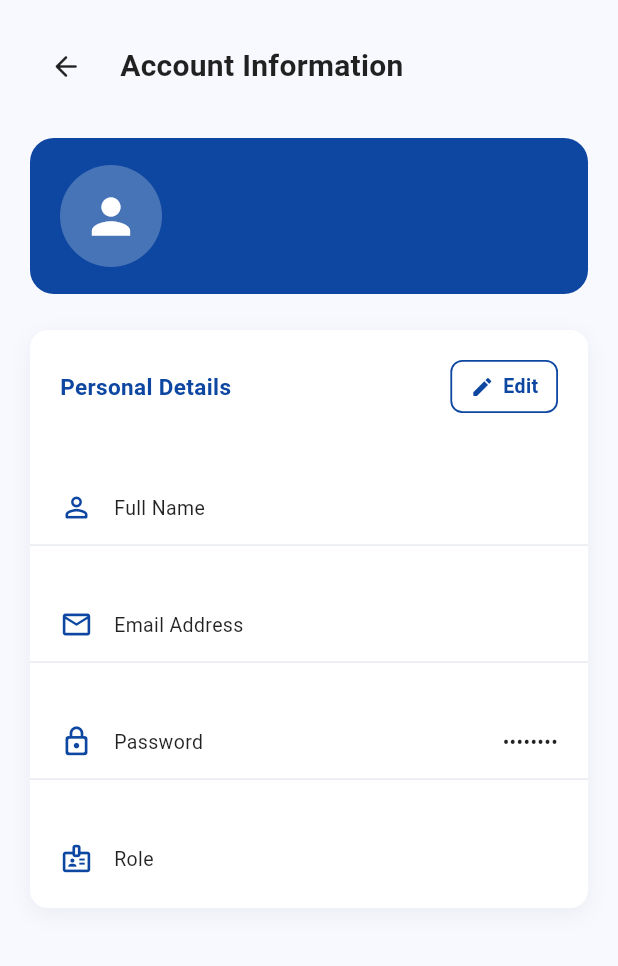
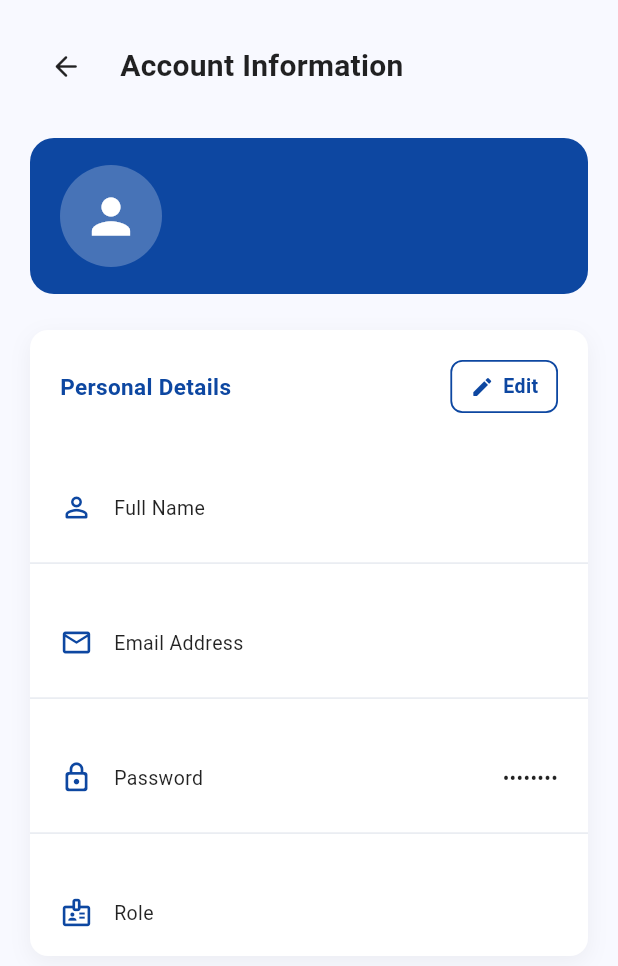
Before and after one commit to Aaeyron/TactileLens, a Flutter app: the AccountInformationScreen screen opened directly, on a phone screen of 412 x 824 dp. Shown: the top 966 px of the screen. Run offline on Flutter 3.47's test engine with Material 3 defaults, Android fonts, the phone set to English and light mode, and no system bars; our stand-ins replace camera, file_picker, shared_preferences; accounts and stored records are empty; Roboto replaces fonts that are missing (Poppins).

Commit message:
Refactor account information UI and add About TactileLens screen

```diff
--- a/frontend/lib/screens/profile/account_information_screen.dart
+++ b/frontend/lib/screens/profile/account_information_screen.dart
@@ -33,30 +33,31 @@ class _AccountInformationScreenState
     setState(() {});
   }
 
- Widget buildInfoTile(
-  IconData icon,
-  String title,
-  String value,
-) {
+ Widget buildInfoTile({
+  required IconData icon,
+  required String title,
+  required String value,
+}) {
   return Padding(
- padding: const EdgeInsets.fromLTRB(20, 20, 20, 18),
+    padding: AccountInformationStyles.infoTilePadding,
     child: Row(
       crossAxisAlignment: CrossAxisAlignment.start,
       children: [
 
         Padding(
-          padding: const EdgeInsets.only(top: 8),
+          padding: AccountInformationStyles.infoIconPadding,
           child: Icon(
             icon,
             size: AccountInformationStyles.infoIconSize,
             color: AccountInformationStyles.appPrimaryColor,
           ),
         ),
-        const SizedBox(width: 14),
+
+        SizedBox(width: AccountInformationStyles.infoTileSpacing),
 
         Expanded(
           child: Padding(
-         padding: const EdgeInsets.only(top: 8),
+            padding: AccountInformationStyles.infoTextPadding,
             child: Text(
               title,
               style: AccountInformationStyles.infoTitleStyle,
@@ -65,14 +66,12 @@ class _AccountInformationScreenState
         ),
 
         Padding(
-       padding: const EdgeInsets.only(top: 8),
+          padding: AccountInformationStyles.infoTextPadding,
           child: Text(
             value,
             style: AccountInformationStyles.infoValueStyle,
-          textAlign: TextAlign.end,
           ),
         ),
-
       ],
     ),
   );
@@ -224,42 +223,10 @@ Widget build(BuildContext context) {
                     ),
                   const SizedBox(height: 6),
 
-                    Padding(
-                    padding: const EdgeInsets.fromLTRB(20, 18, 20, 6),
-                    child: Row(
-                      crossAxisAlignment: CrossAxisAlignment.start,
-                      children: [
-
-                        Padding(
-                          padding: const EdgeInsets.only(top: 16),
-                          child: Icon(
-                            Icons.person_outline_rounded,
-                            size: AccountInformationStyles.infoIconSize,
-                            color: AccountInformationStyles.appPrimaryColor,
-                          ),
-                        ),
-
-                        const SizedBox(width: 14),
-
-                        Expanded(
-                          child: Padding(
-                            padding: const EdgeInsets.only(top: 18),
-                            child: Text(
-                              "Full Name",
-                              style: AccountInformationStyles.infoTitleStyle,
-                            ),
-                          ),
-                        ),
-
-                        Padding(
-                          padding: const EdgeInsets.only(top: 18),
-                          child: Text(
-                            "$firstName $lastName",
-                            style: AccountInformationStyles.infoValueStyle,
-                          ),
-                        ),
-                      ],
-                    ),
+                    buildInfoTile(
+                      icon: Icons.person_outline_rounded,
+                      title: "Full Name",
+                      value: "$firstName $lastName",
                     ),
 
                    Divider(
@@ -267,43 +234,10 @@ Widget build(BuildContext context) {
                     thickness: AccountInformationStyles.dividerThickness,
                   ),
 
-                  Padding(
-                    padding: const EdgeInsets.fromLTRB(20, 18, 20, 6),
-                    child: Row(
-                      crossAxisAlignment: CrossAxisAlignment.start,
-                      children: [
-
-                        Padding(
-                          padding: const EdgeInsets.only(top: 16),
-                          child: Icon(
-                            Icons.email_outlined,
-                            size: AccountInformationStyles.infoIconSize,
-                            color: AccountInformationStyles.appPrimaryColor,
-                          ),
-                        ),
-
-                        const SizedBox(width: 14),
-
-                        Expanded(
-                          child: Padding(
-                            padding: const EdgeInsets.only(top: 18),
-                            child: Text(
-                              "Email Address",
-                              style: AccountInformationStyles.infoTitleStyle,
-                            ),
-                          ),
-                        ),
-
-                        Padding(
-                          padding: const EdgeInsets.only(top: 18),
-                          child: Text(
-                            email,
-                            style: AccountInformationStyles.infoValueStyle,
-                          ),
-                        ),
-
-                      ],
-                    ),
+                  buildInfoTile(
+                    icon: Icons.email_outlined,
+                    title: "Email Address",
+                    value: email,
                   ),
 
                   Divider(
@@ -311,86 +245,20 @@ Widget build(BuildContext context) {
                     thickness: AccountInformationStyles.dividerThickness,
                   ),
 
-                    Padding(
-                          padding: const EdgeInsets.fromLTRB(20, 18, 20, 6),
-                          child: Row(
-                            crossAxisAlignment: CrossAxisAlignment.start,
-                            children: [
-
-                              Padding(
-                                padding: const EdgeInsets.only(top: 16),
-                                child: Icon(
-                                  Icons.lock_outline_rounded,
-                                  size: AccountInformationStyles.infoIconSize,
-                                  color: AccountInformationStyles.appPrimaryColor,
+                     buildInfoTile(
+                      icon: Icons.lock_outline_rounded,
+                      title: "Password",
+                      value: "••••••••",
                     ),
-                              ),
-
-                              const SizedBox(width: 14),
-
-                              Expanded(
-                                child: Padding(
-                                  padding: const EdgeInsets.only(top: 18),
-                                  child: Text(
-                                    "Password",
-                                    style: AccountInformationStyles.infoTitleStyle,
-                                  ),
-                                ),
-                              ),
-
-                              Padding(
-                                padding: const EdgeInsets.only(top: 18),
-                                child: Text(
-                                  "••••••••",
-                                  style: AccountInformationStyles.infoValueStyle,
-                                ),
-                              ),
-
-                            ],
-                          ),
-                        ),
-
                         Divider(
                           color: AccountInformationStyles.dividerColor,
                           thickness: AccountInformationStyles.dividerThickness,
                         ),
 
-                        Padding(
-                          padding: const EdgeInsets.fromLTRB(20, 18, 20, 22),
-                          child: Row(
-                            crossAxisAlignment: CrossAxisAlignment.start,
-                            children: [
-
-                              Padding(
-                                padding: const EdgeInsets.only(top: 16),
-                                child: Icon(
-                                  Icons.badge_outlined,
-                                  size: AccountInformationStyles.infoIconSize,
-                                  color: AccountInformationStyles.appPrimaryColor,
-                                ),
-                              ),
-
-                              const SizedBox(width: 14),
-
-                              Expanded(
-                                child: Padding(
-                                  padding: const EdgeInsets.only(top: 18),
-                                  child: Text(
-                                    "Role",
-                                    style: AccountInformationStyles.infoTitleStyle,
-                                  ),
-                                ),
-                              ),
-
-                              Padding(
-                                padding: const EdgeInsets.only(top: 18),
-                                child: Text(
-                                  role,
-                                  style: AccountInformationStyles.infoValueStyle,
-                                ),
-                              ),
-                            ],
-                          ),
+                        buildInfoTile(
+                          icon: Icons.badge_outlined,
+                          title: "Role",
+                          value: role,
                         ),
                       ],
                     ),
--- a/frontend/lib/styles/screens/profile/account_information_screen_styles.dart
+++ b/frontend/lib/styles/screens/profile/account_information_screen_styles.dart
@@ -149,6 +149,14 @@ class AccountInformationStyles {
         vertical: 18,
       );
 
+  static const EdgeInsets infoIconPadding =
+      EdgeInsets.only(top: 16);
+
+  static const EdgeInsets infoTextPadding =
+      EdgeInsets.only(top: 18);
+
+  static const double infoTileSpacing = 14;
+
   static const double infoIconSize = 22;
 
   static const TextStyle infoTitleStyle =
@@ -172,4 +180,5 @@ class AccountInformationStyles {
   // ==========================================================
 
   static const double dividerThickness = 1.0;
+
 }
```
Also changed, not shown: frontend/lib/screens/profile/about_tactilelens_screen.dart (added, +144 -0 lines), frontend/lib/screens/profile/profile_screen.dart (+9 -1 lines). Lines whose indentation alone changed are shown as unchanged.
